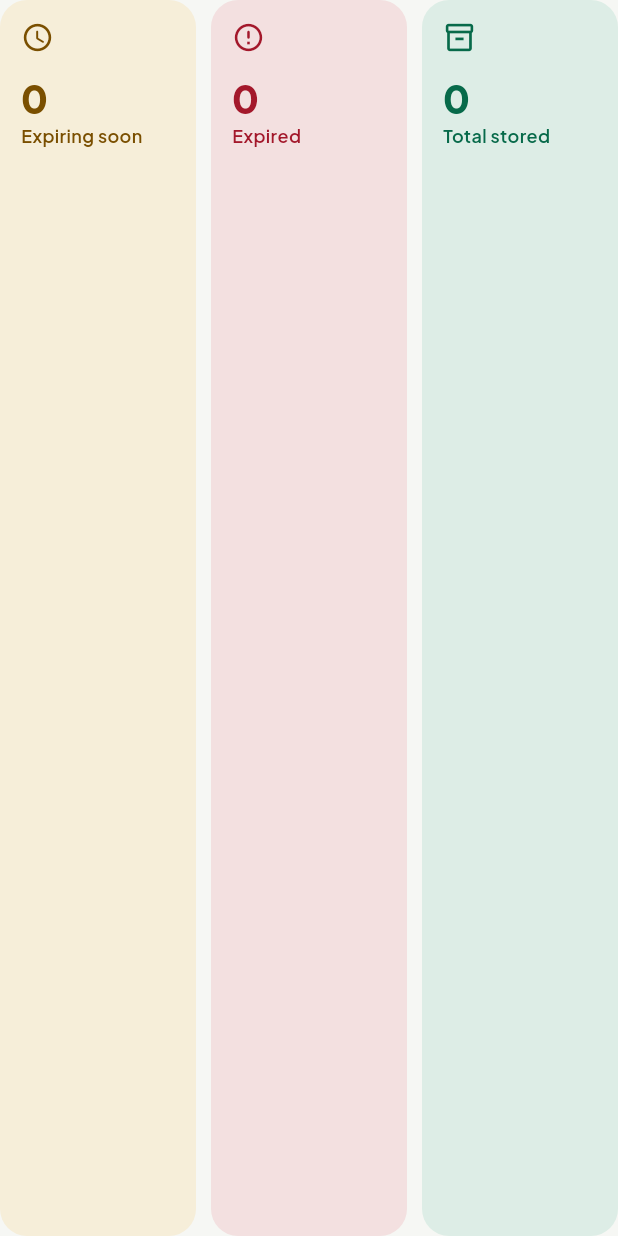
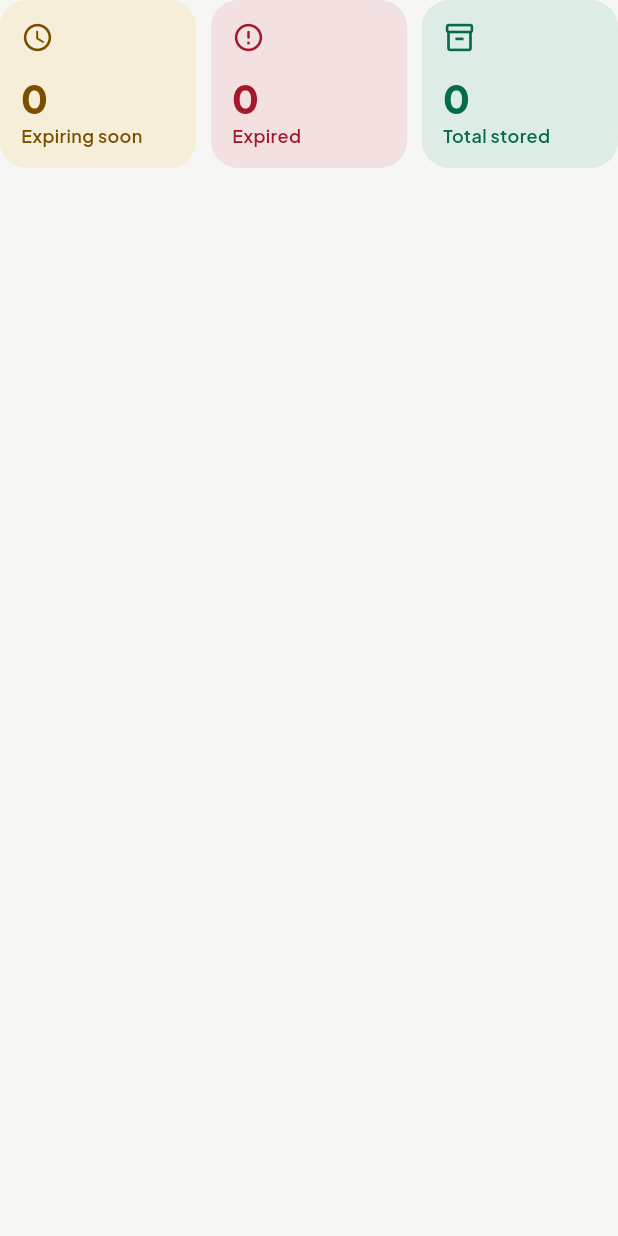
Before and after one commit to Wyper123/Food-Experation-Reminder-App, a Flutter app: the QuickStatsBanner widget shown alone on an empty page, opened directly with empty values, on a phone screen of 412 x 824 dp. Run offline on Flutter 3.47's test engine with Material 3 defaults, Android fonts, the phone set to English and light mode, and no system bars; our stand-ins replace camera, flutter_local_notifications, flutter_svg, flutter_timezone, google_fonts, google_sign_in and 7 more; missing offline and left inert: google_mlkit_text_recognition; accounts and stored records are empty.

Commit message:
Steady settings rows, readable stat labels, no covered button
- Settings rows keep their value at a minimum width, so picking Cabinet
  instead of Fridge no longer re-wraps the description; Default storage
  keeps one icon and uses the same names as its picker.
- Dashboard and profile stat labels wrap to two lines instead of
  "Expiring s..." / "Items used..."; dashboard cards share one height.
- The floating Add food button hides on an empty kitchen, where it
  covered the empty state's own "Add your first item" button.

Co-Authored-By: Claude Opus 5.5 <noreply@anthropic.com>

```diff
--- a/lib/features/dashboard/presentation/screens/dashboard_screen.dart
+++ b/lib/features/dashboard/presentation/screens/dashboard_screen.dart
@@ -136,7 +136,11 @@ class DashboardScreen extends StatelessWidget {
           const SizedBox(width: 8),
         ],
       ),
-      floatingActionButton: FloatingActionButton.extended(
+      // Hidden on an empty kitchen: the empty state has its own button,
+      // which this one would cover.
+      floatingActionButton: !inventory.isLoading && inventory.items.isEmpty
+          ? null
+          : FloatingActionButton.extended(
               heroTag: 'dashboard-fab',
               onPressed: () => Navigator.of(context).push(
                 MaterialPageRoute(builder: (_) => const AddEditFoodScreen()),
--- a/lib/features/dashboard/presentation/widgets/quick_stats_banner.dart
+++ b/lib/features/dashboard/presentation/widgets/quick_stats_banner.dart
@@ -23,7 +23,10 @@ class QuickStatsBanner extends StatelessWidget {
 
   @override
   Widget build(BuildContext context) {
-    return Row(
+    // Same height for all three, even when one label wraps to two lines.
+    return IntrinsicHeight(
+      child: Row(
+        crossAxisAlignment: CrossAxisAlignment.stretch,
         children: [
           Expanded(
             child: _StatCard(
@@ -55,6 +58,7 @@ class QuickStatsBanner extends StatelessWidget {
             ),
           ),
         ],
+      ),
     );
   }
 }
@@ -102,7 +106,8 @@ class _StatCard extends StatelessWidget {
                   color: fg,
                   fontWeight: FontWeight.w600,
                 ),
-                maxLines: 1,
+                // Two lines rather than "Expiring s…" on phones.
+                maxLines: 2,
                 overflow: TextOverflow.ellipsis,
               ),
             ],
```
Also changed, not shown: lib/features/notifications/presentation/widgets/reminder_setting_tile.dart (+9 -3 lines), lib/features/profile/presentation/screens/profile_screen.dart (+4 -3 lines), 1 other file. Lines whose indentation alone changed are shown as unchanged.
